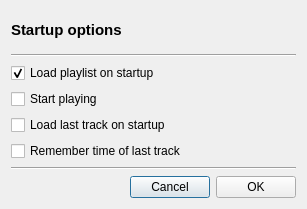
Before: the Qt Designer form trunk/src/GUI/startup_dialog/GUI_Startup_Dialog.ui in shahid334/sayonara-player, drawn with Qt 5.
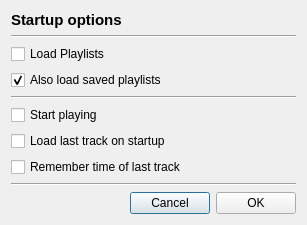
After: the same form once the commit is applied.

Commit message: tabbed playlists update, gui update, streamripper update, webstreams and podcast update

What changed in the file:
```diff
--- a/trunk/src/GUI/startup_dialog/GUI_Startup_Dialog.ui
+++ b/trunk/src/GUI/startup_dialog/GUI_Startup_Dialog.ui
@@ -7,7 +7,7 @@
     <x>0</x>
     <y>0</y>
     <width>307</width>
-    <height>209</height>
+    <height>216</height>
    </rect>
   </property>
   <property name="sizePolicy">
@@ -20,7 +20,7 @@
    <string>Startup options</string>
   </property>
   <layout class="QGridLayout" name="gridLayout">
-   <item row="9" column="0" colspan="3">
+   <item row="11" column="0" colspan="3">
     <layout class="QHBoxLayout" name="horizontalLayout">
      <item>
       <spacer name="horizontalSpacer">
@@ -51,14 +51,21 @@
      </item>
     </layout>
    </item>
-   <item row="5" column="0">
+   <item row="2" column="0">
+    <widget class="QCheckBox" name="cb_load_playlists">
+     <property name="text">
+      <string>Load Playlists</string>
+     </property>
+    </widget>
+   </item>
+   <item row="7" column="0">
     <widget class="QCheckBox" name="cb_load_last_track">
      <property name="text">
       <string>Load last track on startup</string>
      </property>
     </widget>
    </item>
-   <item row="6" column="0">
+   <item row="8" column="0">
     <widget class="QCheckBox" name="cb_remember_time">
      <property name="text">
       <string>Remember time of last track</string>
@@ -79,10 +86,10 @@
      </property>
     </widget>
    </item>
-   <item row="2" column="0">
-    <widget class="QCheckBox" name="cb_load_pl_on_startup">
+   <item row="3" column="0">
+    <widget class="QCheckBox" name="cb_load_saved_playlists">
      <property name="text">
-      <string>Load playlist on startup</string>
+      <string>Also load saved playlists</string>
      </property>
      <property name="checked">
       <bool>true</bool>
@@ -96,20 +103,27 @@
      </property>
     </widget>
    </item>
-   <item row="8" column="0" colspan="3">
-    <widget class="Line" name="line_2">
-     <property name="orientation">
-      <enum>Qt::Horizontal</enum>
-     </property>
-    </widget>
-   </item>
-   <item row="3" column="0">
+   <item row="5" column="0">
     <widget class="QCheckBox" name="cb_start_playing">
      <property name="text">
       <string>Start playing</string>
      </property>
     </widget>
    </item>
+   <item row="10" column="0" colspan="3">
+    <widget class="Line" name="line_2">
+     <property name="orientation">
+      <enum>Qt::Horizontal</enum>
+     </property>
+    </widget>
+   </item>
+   <item row="4" column="0" colspan="3">
+    <widget class="Line" name="line_3">
+     <property name="orientation">
+      <enum>Qt::Horizontal</enum>
+     </property>
+    </widget>
+   </item>
   </layout>
  </widget>
  <resources/>
```
The commit also changes 319 other files.
